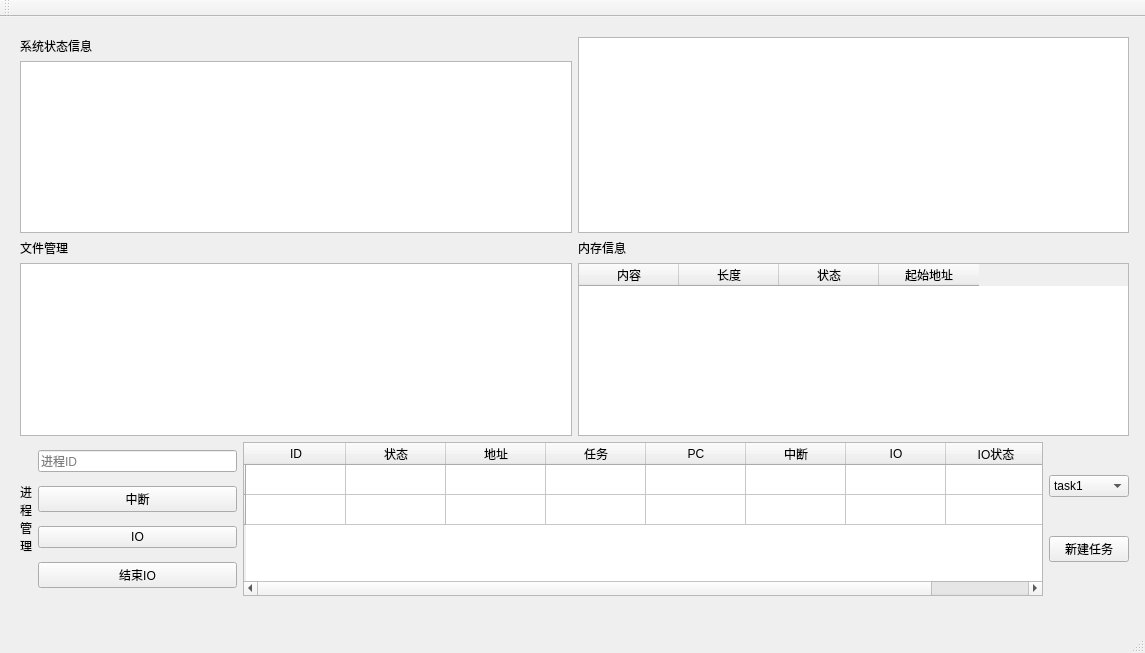
First picture: the form in ui/mainwindow.ui, repository Ricardo12138/os_541, before the edit.
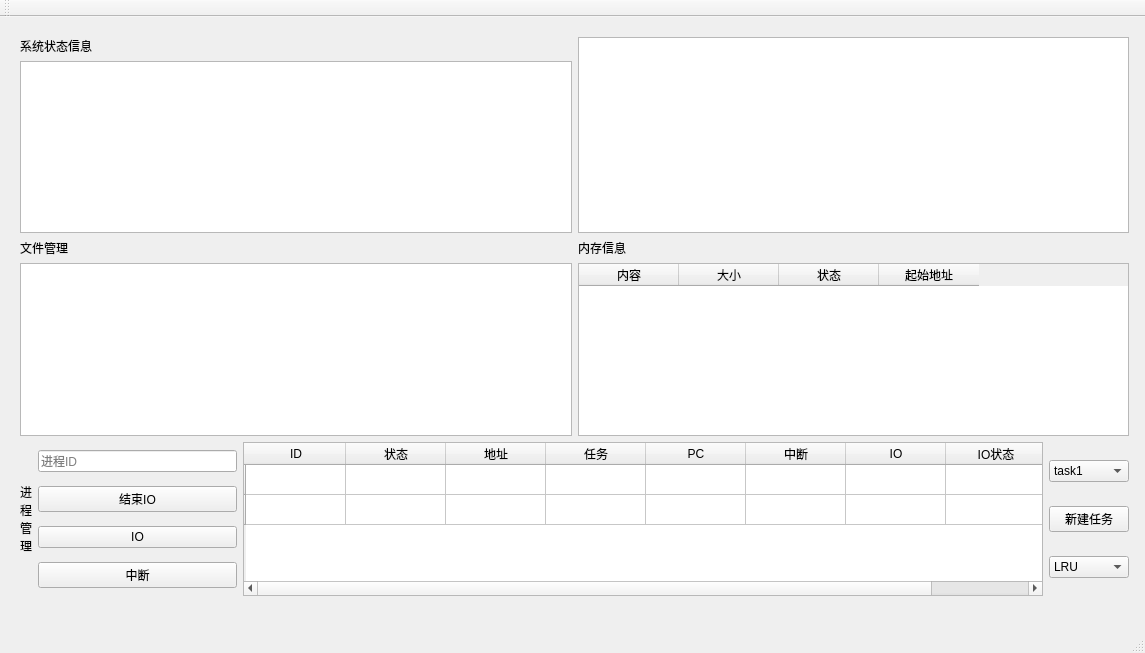
Second picture: the form after the edit.

Diff of the .ui file:
```diff
--- a/ui/mainwindow.ui
+++ b/ui/mainwindow.ui
@@ -44,7 +44,7 @@
            </column>
            <column>
             <property name="text">
-             <string>长度</string>
+             <string>大小</string>
             </property>
            </column>
            <column>
@@ -121,7 +121,7 @@
          <item>
           <widget class="QPushButton" name="IOFinPushButton">
            <property name="text">
-            <string>中断</string>
+            <string>结束IO</string>
            </property>
           </widget>
          </item>
@@ -135,7 +135,7 @@
          <item>
           <widget class="QPushButton" name="intePushButton">
            <property name="text">
-            <string>结束IO</string>
+            <string>中断</string>
            </property>
           </widget>
          </item>
@@ -234,6 +234,20 @@
            </property>
           </widget>
          </item>
+         <item>
+          <widget class="QComboBox" name="strategyComboBox">
+           <item>
+            <property name="text">
+             <string>LRU</string>
+            </property>
+           </item>
+           <item>
+            <property name="text">
+             <string>FIFO</string>
+            </property>
+           </item>
+          </widget>
+         </item>
         </layout>
        </item>
       </layout>
```
